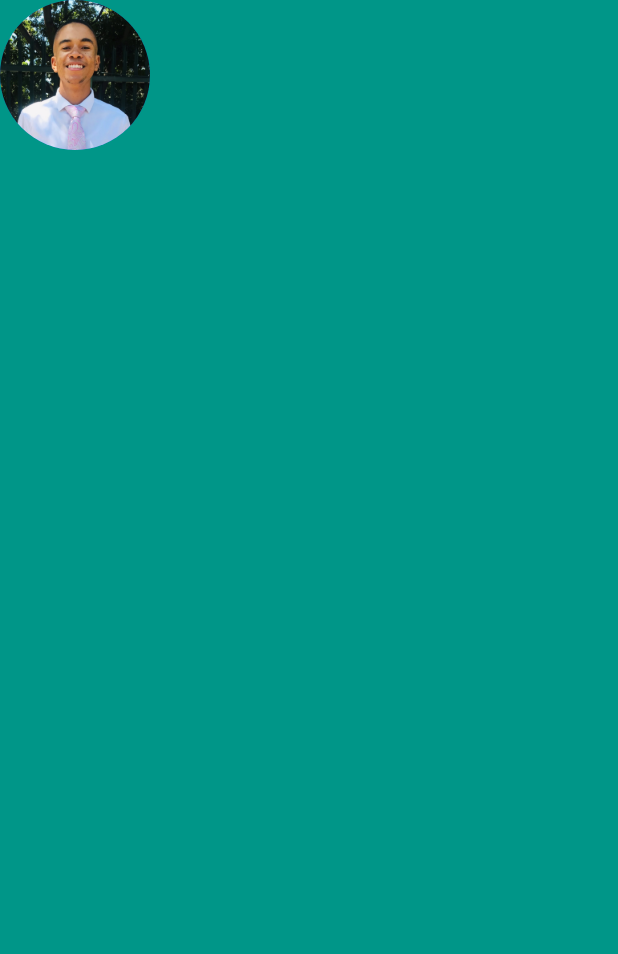
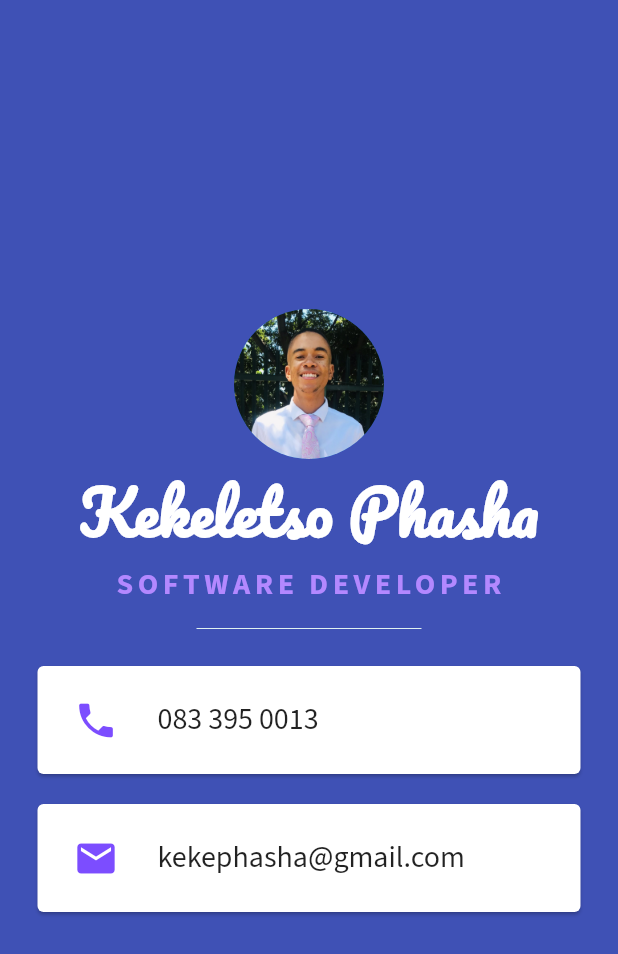
Before and after one commit to londonappbrewery/mi_card_flutter, a Flutter app: the screen it shows after launch, on a phone screen of 412 x 824 dp. Shown: the top 954 px of the screen. Run offline on Flutter 3.47's test engine with Material 2 defaults, Android fonts, the phone set to English and light mode, and no system bars.

Commit message:
Finished Product

```diff
--- a/lib/main.dart
+++ b/lib/main.dart
@@ -11,23 +11,112 @@ class MyApp extends StatelessWidget {
   Widget build(BuildContext context) {
     return MaterialApp(
       home: Scaffold(
-        backgroundColor: Colors.teal,
+        backgroundColor: Colors.indigo,
         // SafeArea is used to make elements on device position correct for the user to see
         body: SafeArea(
+          child: Center(
             child: Column(
-            // mainAxisAlignment: MainAxisAlignment.center,
+              mainAxisAlignment: MainAxisAlignment.center,
               children: [
                 CircleAvatar(
                   radius: 50.0,
                   backgroundImage: AssetImage('images/profile.jpg'),
                 ),
+                Text(
+                  "Kekeletso Phasha",
+                  style: TextStyle(
+                      fontFamily: 'Pacifico',
+                      color: Colors.white,
+                      fontSize: 40,
+                      fontWeight: FontWeight.bold),
+                ),
+                Text(
+                  'SOFTWARE DEVELOPER',
+                  style: TextStyle(
+                      fontFamily: 'SourceSansPro',
+                      color: Colors.deepPurpleAccent[100],
+                      fontSize: 20.0,
+                      fontWeight: FontWeight.bold,
+                      letterSpacing: 3),
+                ),
+                SizedBox(
+                  width: 150.0,
+                  height: 30.0,
+                  child: Divider(
+                    color: Colors.teal[50],
+                  ),
+                ),
+                Card(
+                  margin:
+                      EdgeInsets.symmetric(vertical: 10.0, horizontal: 25.0),
+                  child: Padding(
+                    padding: const EdgeInsets.all(8.0),
+                    child: ListTile(
+                      leading: Icon(Icons.phone,
+                          color: Colors.deepPurpleAccent, size: 30.0),
+                      title: Text(
+                        '083 395 0013',
+                        style: TextStyle(
+                            color: Colors.deepPurpleAccent[900],
+                            fontFamily: 'SourceSansPro',
+                            fontSize: 20.0),
+                      ),
+                    ),
+                  ),
+                ),
+                Card(
+                  margin:
+                      EdgeInsets.symmetric(vertical: 10.0, horizontal: 25.0),
+                  child: Padding(
+                    padding: const EdgeInsets.all(8.0),
+                    child: ListTile(
+                      leading: Icon(Icons.email,
+                          color: Colors.deepPurpleAccent, size: 30.0),
+                      title: Text(
+                        'kekephasha@gmail.com',
+                        style: TextStyle(
+                            color: Colors.deepPurpleAccent[900],
+                            fontFamily: 'SourceSansPro',
+                            fontSize: 20.0),
+                      ),
+                    ),
+                  ),
+                )
               ],
+            ),
           ),
         ),
       ),
     );
   }
 }
+
+// Row(
+// children: [
+//
+// SizedBox(width: 20.0),
+// Text(
+// 'kekephasha@gmail.com',
+// style: TextStyle(
+// color: Colors.teal[900],
+// fontFamily: 'SourceSansPro',
+// fontSize: 20.0),
+// )
+// ],
+// ),
+// Row(
+// children: [
+// Icon(Icons.phone, color: Colors.teal, size: 30.0),
+// SizedBox(width: 20.0),
+// Text(
+// '083 395 0013',
+// style: TextStyle(
+// color: Colors.teal[900],
+// fontFamily: 'SourceSansPro',
+// fontSize: 20.0),
+// )
+// ],
+// ),
 
 // Container(
 // height: 100.0,
```
Also changed, not shown: pubspec.yaml (+7 -15 lines). Lines whose indentation alone changed are shown as unchanged.
